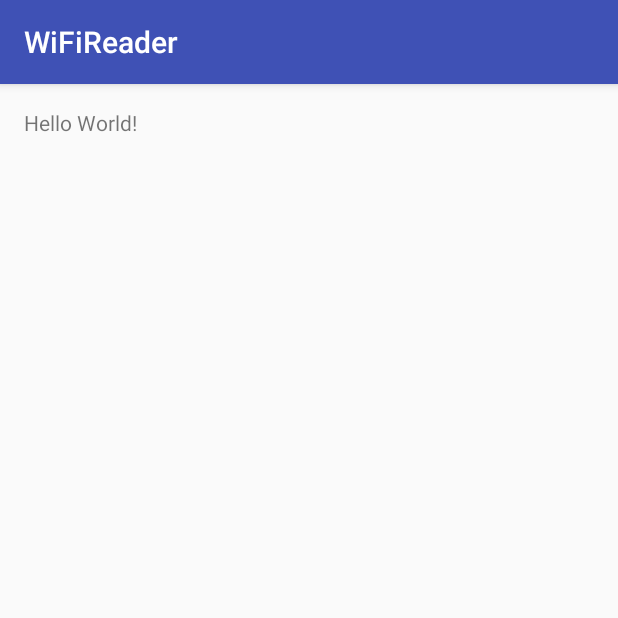
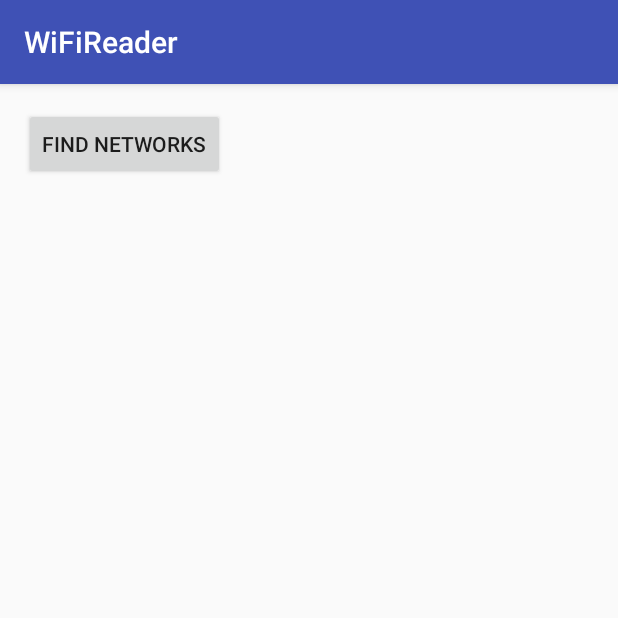
Before and after one commit to Frichetten/WiFiReader, an Android app: the screen it shows after launch (MainActivity), on a phone screen of 412 x 824 dp, the top half of it. Run offline under Robolectric (Android 15) with nearby library versions, the phone set to English and light mode, and no system bars.

```diff
--- a/app/build.gradle
+++ b/app/build.gradle
@@ -23,4 +23,5 @@ dependencies {
     compile fileTree(dir: 'libs', include: ['*.jar'])
     testCompile 'junit:junit:4.12'
     compile 'com.android.support:appcompat-v7:24.1.1'
+    compile 'com.android.support:design:24.1.1'
 }
--- a/app/src/main/java/io/github/frichetten/wifireader/MainActivity.java
+++ b/app/src/main/java/io/github/frichetten/wifireader/MainActivity.java
@@ -1,6 +1,9 @@
 package io.github.frichetten.wifireader;
 
 import android.annotation.TargetApi;
+import android.app.Fragment;
+import android.app.FragmentManager;
+import android.app.FragmentTransaction;
 import android.content.BroadcastReceiver;
 import android.content.Context;
 import android.content.Intent;
@@ -13,6 +16,7 @@ import android.support.v7.app.AppCompatActivity;
 import android.os.Bundle;
 import android.util.Log;
 import android.view.View;
+import android.widget.Button;
 
 import java.util.List;
 import java.util.jar.Manifest;
@@ -25,10 +29,22 @@ public class MainActivity extends AppCompatActivity {
         super.onCreate(savedInstanceState);
         setContentView(R.layout.activity_main);
 
+        final Button findNetworks = (Button) findViewById(R.id.findNetworkButton);
+        findNetworks.setOnClickListener(new View.OnClickListener(){
+            @Override
+            public void onClick(View view) {
+                findNetworks();
+                Intent i = new Intent(getApplicationContext(), findNetworks.class);
+                startActivity(i);
+            }
+        });
+    }
+
+    private void findNetworks(){
         //Creating the wifi managing objects
         WifiManager wim = (WifiManager) getSystemService(Context.WIFI_SERVICE);
-        WifiScanReciever wifiReciever = new WifiScanReciever();
-        registerReceiver(wifiReciever, new IntentFilter(WifiManager.SCAN_RESULTS_AVAILABLE_ACTION));
+        WifiScanReceiver wifiReceiver = new WifiScanReceiver();
+        registerReceiver(wifiReceiver, new IntentFilter(WifiManager.SCAN_RESULTS_AVAILABLE_ACTION));
 
         //Checking permissions. If there is none, get them. If there is, perform action
         if (checkSelfPermission(android.Manifest.permission.ACCESS_COARSE_LOCATION) != PackageManager.PERMISSION_GRANTED) {
@@ -38,11 +54,12 @@ public class MainActivity extends AppCompatActivity {
             List<ScanResult> wifiScanList = wim.getScanResults();
             String data = wifiScanList.get(0).toString();
             int size = wifiScanList.size();
-            Log.d("Result", String.valueOf(size));
+            for(int i=0;i<size;i++) {
+                Log.d("Result", wifiScanList.get(i).toString());
+            }
         }
     }
-
-    class WifiScanReciever extends BroadcastReceiver{
+    class WifiScanReceiver extends BroadcastReceiver{
         public void onReceive(Context c, Intent intent){
         }
     }
--- a/app/src/main/res/layout/activity_main.xml
+++ b/app/src/main/res/layout/activity_main.xml
@@ -9,8 +9,12 @@
     android:paddingTop="@dimen/activity_vertical_margin"
     tools:context="io.github.frichetten.wifireader.MainActivity">
 
-    <TextView
+    <Button
+        style="?android:attr/buttonStyleSmall"
         android:layout_width="wrap_content"
         android:layout_height="wrap_content"
-        android:text="Hello World!" />
+        android:text="Find Networks"
+        android:id="@+id/findNetworkButton"
+        android:layout_alignParentTop="true"
+        android:layout_alignParentStart="true" />
 </RelativeLayout>
--- /dev/null
+++ b/app/src/main/res/values-v21/styles.xml
@@ -0,0 +1,9 @@
+<resources>
+
+    <style name="AppTheme.NoActionBar">
+        <item name="windowActionBar">false</item>
+        <item name="windowNoTitle">true</item>
+        <item name="android:windowDrawsSystemBarBackgrounds">true</item>
+        <item name="android:statusBarColor">@android:color/transparent</item>
+    </style>
+</resources>
--- a/app/src/main/res/values/dimens.xml
+++ b/app/src/main/res/values/dimens.xml
@@ -2,4 +2,5 @@
     <!-- Default screen margins, per the Android Design guidelines. -->
     <dimen name="activity_horizontal_margin">16dp</dimen>
     <dimen name="activity_vertical_margin">16dp</dimen>
+    <dimen name="fab_margin">16dp</dimen>
 </resources>
--- a/app/src/main/res/values/strings.xml
+++ b/app/src/main/res/values/strings.xml
@@ -1,3 +1,7 @@
 <resources>
     <string name="app_name">WiFiReader</string>
+
+    <!-- TODO: Remove or change this placeholder text -->
+    <string name="hello_blank_fragment">Hello blank fragment</string>
+    <string name="title_activity_find_networks">findNetworks</string>
 </resources>
--- a/app/src/main/res/values/styles.xml
+++ b/app/src/main/res/values/styles.xml
@@ -8,4 +8,13 @@
         <item name="colorAccent">@color/colorAccent</item>
     </style>
 
+    <style name="AppTheme.NoActionBar">
+        <item name="windowActionBar">false</item>
+        <item name="windowNoTitle">true</item>
+    </style>
+
+    <style name="AppTheme.AppBarOverlay" parent="ThemeOverlay.AppCompat.Dark.ActionBar" />
+
+    <style name="AppTheme.PopupOverlay" parent="ThemeOverlay.AppCompat.Light" />
+
 </resources>
```
Also changed, not shown: app/src/main/AndroidManifest.xml (+9 -4 lines), app/src/main/java/io/github/frichetten/wifireader/findNetworks.java (added, +29 -0 lines), app/src/main/res/layout/activity_find_networks.xml (added, +34 -0 lines), app/src/main/res/layout/content_find_networks.xml (added, +10 -0 lines).
